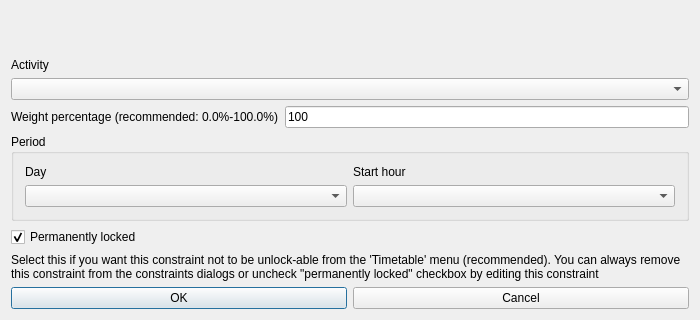
Old version of the form fet/src/interface/modifyconstraintactivitypreferredstartingtimeform_template.ui in the repository vonmecheln/fet; both pictures show x 0 to 700 and y 239 to 559 of the 700 by 559 pixel window.
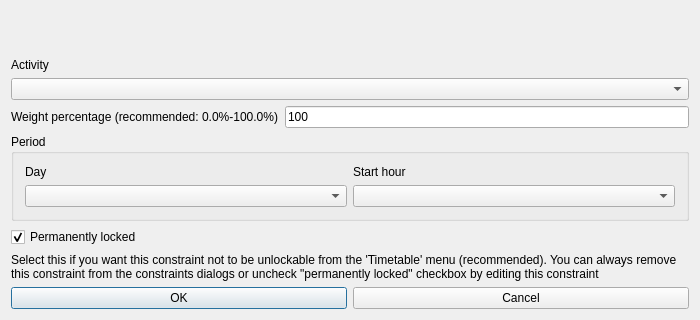
New version of the form.

What changed in the file:
```diff
--- a/fet/src/interface/modifyconstraintactivitypreferredstartingtimeform_template.ui
+++ b/fet/src/interface/modifyconstraintactivitypreferredstartingtimeform_template.ui
@@ -210,7 +210,7 @@
       </sizepolicy>
      </property>
      <property name="text">
-      <string>Select this if you want this constraint not to be unlock-able from the 'Timetable' menu (recommended). You can always remove this constraint from the constraints dialogs or uncheck &quot;permanently locked&quot; checkbox by editing this constraint</string>
+      <string>Select this if you want this constraint not to be unlockable from the 'Timetable' menu (recommended). You can always remove this constraint from the constraints dialogs or uncheck &quot;permanently locked&quot; checkbox by editing this constraint</string>
      </property>
      <property name="alignment">
       <set>Qt::AlignVCenter</set>
```
